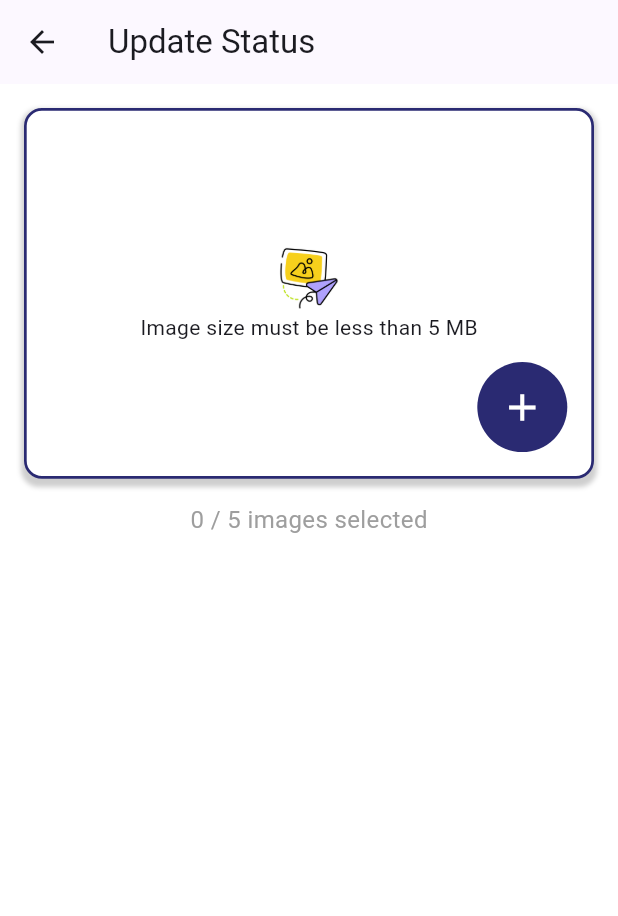
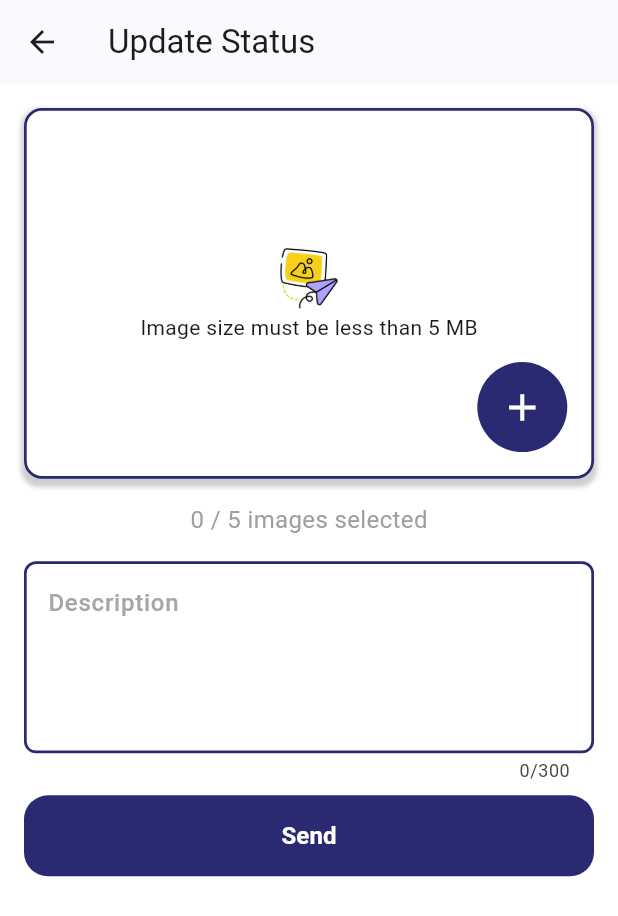
Before and after one commit to islambahaaa/civix_fixing_team, a Flutter app: the UpdateStatusView screen opened by its route, on a phone screen of 412 x 824 dp. Shown: the top 916 px of the screen. Run offline on Flutter 3.47's test engine with Material 3 defaults, Android fonts, the phone set to English and light mode, and no system bars; our stand-ins replace bloc, cached_network_image, carousel_slider, dartz, dio, email_validator and 14 more; accounts and stored records are empty; Roboto replaces fonts that are missing (Cairo); project files that could hold a hidden picture were left out.

Commit message:
done update status page

```diff
--- /dev/null
+++ b/lib/features/update_status/presentation/views/widgets/description_field.dart
@@ -0,0 +1,43 @@
+import 'package:civix_teams/core/utils/app_colors.dart';
+import 'package:civix_teams/core/utils/app_text_styles.dart';
+import 'package:civix_teams/generated/l10n.dart';
+import 'package:flutter/material.dart';
+
+class CustomDescriptionField extends StatelessWidget {
+  const CustomDescriptionField({super.key, this.onSaved});
+  final void Function(String?)? onSaved;
+  OutlineInputBorder buildBorder() {
+    return OutlineInputBorder(
+      borderSide: const BorderSide(width: 1.8, color: AppColors.primaryColor),
+      borderRadius: BorderRadius.circular(8),
+    );
+  }
+
+  @override
+  Widget build(BuildContext context) {
+    return TextFormField(
+      maxLength: 300,
+      maxLines: 4,
+      textInputAction: TextInputAction.done,
+      onSaved: onSaved,
+      validator: (value) {
+        if (value == null || value.isEmpty) {
+          return S.of(context).required_field;
+        }
+        return null;
+      },
+      keyboardType: TextInputType.multiline,
+      decoration: InputDecoration(
+        // filled: true,
+        // fillColor: const Color(0xFFF9FAFA),
+        border: buildBorder(),
+        enabledBorder: buildBorder(),
+        focusedBorder: buildBorder(),
+        hintText: S.of(context).description,
+        hintStyle: TextStyles.medium16inter.copyWith(
+          color: AppColors.lightGrayColor,
+        ),
+      ),
+    );
+  }
+}
--- a/lib/features/update_status/presentation/views/widgets/image_picker_widget.dart
+++ b/lib/features/update_status/presentation/views/widgets/image_picker_widget.dart
@@ -14,20 +14,15 @@ import 'package:permission_handler/permission_handler.dart';
 import 'package:skeletonizer/skeletonizer.dart';
 
 class MultiImagePickerScreen extends StatefulWidget {
-  const MultiImagePickerScreen({
-    super.key,
-    this.onImagePicked,
-    this.indicateCameraPicture,
-  });
+  const MultiImagePickerScreen({super.key, this.onImagePicked});
   final Function(List<XFile>)? onImagePicked;
-  final Function(List<Map<String, dynamic>>)? indicateCameraPicture;
   @override
   _MultiImagePickerScreenState createState() => _MultiImagePickerScreenState();
 }
 
 class _MultiImagePickerScreenState extends State<MultiImagePickerScreen> {
   final ImagePicker _picker = ImagePicker();
-  final List<Map<String, dynamic>> _images = [];
+  final List<XFile> _images = [];
   final int maxImages = 5;
   final int maxImageSizeInBytes = 5 * 1024 * 1024;
 
@@ -35,7 +30,7 @@ class _MultiImagePickerScreenState extends State<MultiImagePickerScreen> {
     List<int> newBytes = await File(newFile.path).readAsBytes();
     String newHash = base64Encode(newBytes);
 
-    for (XFile existingFile in getImages()) {
+    for (XFile existingFile in _images) {
       List<int> existingBytes = await File(existingFile.path).readAsBytes();
       String existingHash = base64Encode(existingBytes);
 
@@ -44,7 +39,6 @@ class _MultiImagePickerScreenState extends State<MultiImagePickerScreen> {
     return false;
   }
 
-  List<XFile> getImages() => _images.map((e) => e['file'] as XFile).toList();
   Future<bool> requestCameraPermission() async {
     var status = await Permission.camera.request();
     return status.isGranted;
@@ -75,9 +69,8 @@ class _MultiImagePickerScreenState extends State<MultiImagePickerScreen> {
   void addImage(XFile image, bool isCamera) async {
     setState(() {
       if (_images.length < maxImages) {
-        _images.add({'file': image, 'isCamera': isCamera});
-        widget.onImagePicked!(getImages());
-        widget.indicateCameraPicture!(_images);
+        _images.add(image);
+        widget.onImagePicked!(_images);
       }
     });
   }
@@ -85,8 +78,7 @@ class _MultiImagePickerScreenState extends State<MultiImagePickerScreen> {
   void removeImage(int index) {
     setState(() {
       _images.removeAt(index);
-      widget.onImagePicked!(getImages());
-      widget.indicateCameraPicture!(_images);
+      widget.onImagePicked!(_images);
     });
   }
 
@@ -223,14 +215,13 @@ class _MultiImagePickerScreenState extends State<MultiImagePickerScreen> {
                           newIndex -= 1;
                         }
 
-                        final Map<String, dynamic> movedImage = _images
-                            .removeAt(oldIndex);
+                        final XFile movedImage = _images.removeAt(oldIndex);
                         _images.insert(newIndex, movedImage);
                       });
                     },
                     scrollDirection: Axis.horizontal,
                     itemBuilder: (context, index) {
-                      final image = _images[index]['file'] as XFile;
+                      final image = _images[index];
                       // Display selected images
 
                       return ReorderableListViewItem(
@@ -239,7 +230,7 @@ class _MultiImagePickerScreenState extends State<MultiImagePickerScreen> {
                         onPressed: () {
                           setState(() {
                             removeImage(index);
-                            widget.onImagePicked!(getImages());
+                            widget.onImagePicked!(_images);
                           });
                         },
                       );
--- a/lib/features/update_status/presentation/views/widgets/update_status_view_body.dart
+++ b/lib/features/update_status/presentation/views/widgets/update_status_view_body.dart
@@ -1,20 +1,65 @@
 import 'package:civix_teams/constants.dart';
+import 'package:civix_teams/core/widgets/custom_button.dart';
+import 'package:civix_teams/features/update_status/presentation/views/widgets/description_field.dart';
 import 'package:civix_teams/features/update_status/presentation/views/widgets/image_picker_widget.dart';
 import 'package:flutter/material.dart';
 import 'package:image_picker/image_picker.dart';
 
-class UpdateStatusViewBody extends StatelessWidget {
+class UpdateStatusViewBody extends StatefulWidget {
   const UpdateStatusViewBody({super.key});
 
   @override
+  State<UpdateStatusViewBody> createState() => _UpdateStatusViewBodyState();
+}
+
+final GlobalKey<FormState> formKey = GlobalKey<FormState>();
+AutovalidateMode autovalidateMode = AutovalidateMode.disabled;
+late String description;
+
+class _UpdateStatusViewBodyState extends State<UpdateStatusViewBody> {
+  @override
   Widget build(BuildContext context) {
-    return Padding(
-      padding: const EdgeInsets.symmetric(
-        horizontal: kHorizontalPadding,
-        vertical: kVerticalPadding,
-      ),
-      child: SingleChildScrollView(
-        child: Column(children: [MultiImagePickerScreen()]),
+    return Form(
+      key: formKey,
+      autovalidateMode: autovalidateMode,
+      child: Padding(
+        padding: const EdgeInsets.symmetric(
+          horizontal: kHorizontalPadding,
+          vertical: kVerticalPadding,
+        ),
+        child: SingleChildScrollView(
+          reverse: true,
+          child: Column(
+            children: [
+              MultiImagePickerScreen(
+                onImagePicked: (images) {
+                  //update cubit
+                },
+              ),
+              SizedBox(height: 16),
+              CustomDescriptionField(
+                onSaved: (value) {
+                  description = value!;
+                },
+              ),
+              SizedBox(height: 8),
+              CustomButton(
+                onPressed: () {
+                  if (formKey.currentState!.validate()) {
+                    formKey.currentState!.save();
+
+                    //to do implement submit
+                  } else {
+                    setState(() {
+                      autovalidateMode = AutovalidateMode.always;
+                    });
+                  }
+                },
+                text: 'Send',
+              ),
+            ],
+          ),
+        ),
       ),
     );
   }
```
